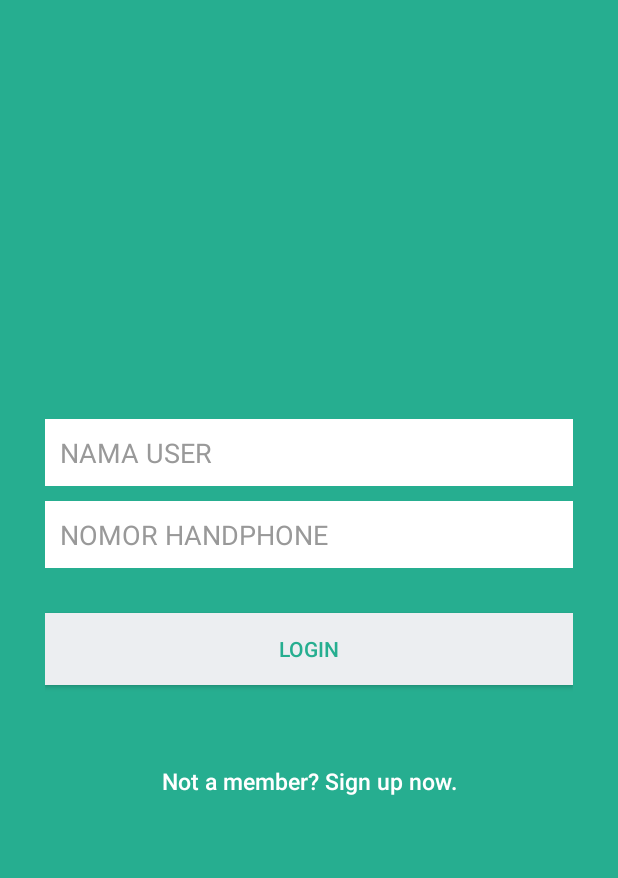
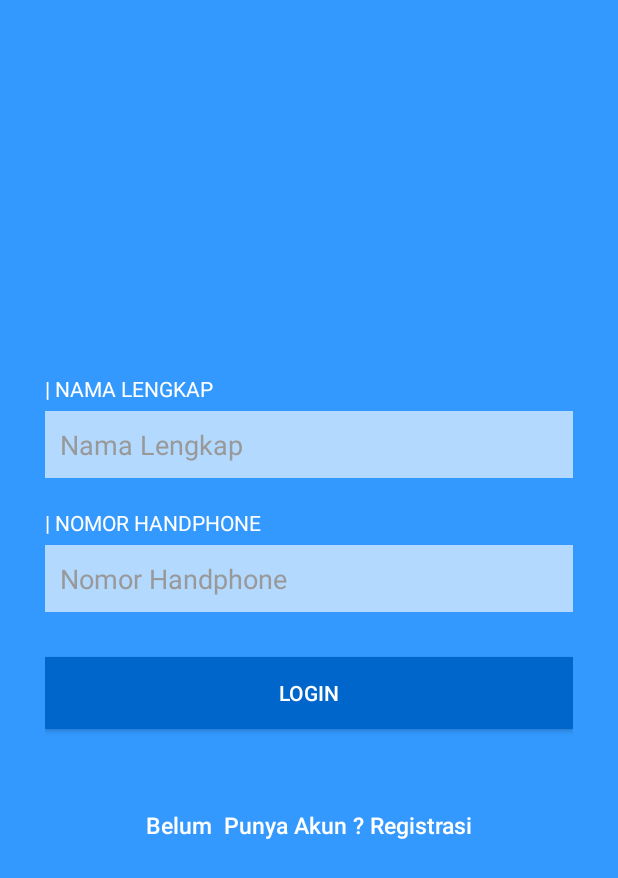
Before and after one commit to Syiham11/BENGAWANEWS, an Android app: the screen it shows after launch (LoginActivity), on a phone screen of 412 x 824 dp. Shown: the top 878 px of the screen. Run offline under Robolectric (Android 15) with nearby library versions, the phone set to English and light mode, and no system bars; our stand-ins replace Volley.

Commit message:
Sudah jadi

```diff
--- a/app/src/main/AndroidManifest.xml
+++ b/app/src/main/AndroidManifest.xml
@@ -12,7 +12,7 @@
         android:name=".application.Controller"
         android:allowBackup="true"
         android:icon="@mipmap/ic_launcher"
-        android:label="@string/app_name"
+        android:label="BENGAWAN EWS"
         android:roundIcon="@mipmap/ic_launcher_round"
         android:supportsRtl="true"
         android:theme="@style/AppTheme">
--- a/app/src/main/java/com/apn404/ews/bengawanews/fragment/FragmentAkun.java
+++ b/app/src/main/java/com/apn404/ews/bengawanews/fragment/FragmentAkun.java
@@ -41,7 +41,7 @@ public class FragmentAkun extends Fragment {
         nama_user = user.get(SessionManager.KEY_NAMA_USER);
 
         TextView status = (TextView) view.findViewById(R.id.status);
-        status.setText(Html.fromHtml("Welcome,<b>" + nama_user + "</b>  "));
+        status.setText(Html.fromHtml("Haloo.. <b>" + nama_user + "</b>  "));
 
         logout = (Button) view.findViewById(R.id.logout);
 
--- a/app/src/main/java/com/apn404/ews/bengawanews/fragment/FragmentHome.java
+++ b/app/src/main/java/com/apn404/ews/bengawanews/fragment/FragmentHome.java
@@ -8,6 +8,7 @@ import android.view.LayoutInflater;
 import android.view.View;
 import android.view.ViewGroup;
 import android.widget.ListView;
+import android.widget.Toast;
 
 import com.android.volley.Response;
 import com.android.volley.VolleyError;
@@ -26,6 +27,8 @@ import com.apn404.ews.bengawanews.utils.Server;
 
 import java.util.ArrayList;
 import java.util.List;
+
+import static android.content.ContentValues.TAG;
 
 /**
  * A simple {@link Fragment} subclass.
@@ -131,7 +134,7 @@ public class FragmentHome extends Fragment implements SwipeRefreshLayout.OnRefre
             @Override
             public void onErrorResponse(VolleyError error) {
                 VolleyLog.d(TAG, "Error: " + error.getMessage());
-                swipe.setRefreshing(false);
+                Toast.makeText(getActivity(),"Koneksi Terputus",Toast.LENGTH_LONG).show();
             }
         });
 
--- a/app/src/main/java/com/apn404/ews/bengawanews/fragment/FragmentMaps.java
+++ b/app/src/main/java/com/apn404/ews/bengawanews/fragment/FragmentMaps.java
@@ -111,7 +111,7 @@ public class FragmentMaps extends Fragment implements OnMapReadyCallback {
                         mMap.addMarker(new MarkerOptions()
                                 .position(latLng[i])
                                 .title(nama_lokasi[i])
-                                .snippet(ketinggian_air[i]+"CM")
+                                .snippet(ketinggian_air[i]+" Meter")
                                 .icon(BitmapDescriptorFactory.fromResource(R.drawable.atm)));
                     } catch (JSONException je) {
                         je.printStackTrace();
@@ -125,7 +125,7 @@ public class FragmentMaps extends Fragment implements OnMapReadyCallback {
             @Override
             public void onErrorResponse(VolleyError error) {
                 VolleyLog.d(TAG, "Error: " + error.getMessage());
-                Toast.makeText(getActivity(),"Failed To Load",Toast.LENGTH_LONG).show();
+                Toast.makeText(getActivity(),"Koneksi Terputus",Toast.LENGTH_LONG).show();
             }
         });
         //Volley.newRequestQueue(this).add(request);
--- a/app/src/main/res/layout/activity_login.xml
+++ b/app/src/main/res/layout/activity_login.xml
@@ -2,10 +2,12 @@
 <LinearLayout xmlns:android="http://schemas.android.com/apk/res/android"
     android:layout_width="fill_parent"
     android:layout_height="fill_parent"
-    android:background="@color/bg_login"
+    android:background="#3399ff"
     android:gravity="center"
     android:orientation="vertical"
     android:padding="10dp" >
+
+
 
     <LinearLayout
         android:layout_width="fill_parent"
@@ -14,27 +16,44 @@
         android:orientation="vertical"
         android:paddingLeft="20dp"
         android:paddingRight="20dp" >
+        <TextView
+            android:id="@+id/textView"
+            android:layout_width="match_parent"
+            android:layout_height="wrap_content"
+            android:textAllCaps="true"
+            android:textColor="@color/white"
+            android:layout_marginBottom="5dp"
+            android:text="| Nama Lengkap" />
 
         <EditText
             android:id="@+id/nama_user"
             android:layout_width="fill_parent"
             android:layout_height="wrap_content"
             android:layout_marginBottom="10dp"
-            android:background="@color/white"
-            android:hint="@string/nama_user"
+            android:background="#b3d9ff"
+            android:hint="Nama Lengkap"
             android:padding="10dp"
-            android:textColor="@color/input_login"
+            android:textColor="@color/white"
             android:textColorHint="@color/input_login_hint" />
+        <TextView
+            android:id="@+id/textView2"
+            android:paddingTop="10dp"
+            android:layout_width="match_parent"
+            android:layout_height="wrap_content"
+            android:textAllCaps="true"
+            android:layout_marginBottom="5dp"
+            android:textColor="@color/white"
+            android:text="| Nomor Handphone" />
         <EditText
             android:id="@+id/no_hp"
             android:layout_width="fill_parent"
             android:layout_height="wrap_content"
             android:layout_marginBottom="10dp"
-            android:background="@color/white"
-            android:hint="@string/nomor_handphone"
+            android:background="#b3d9ff"
+            android:hint="Nomor Handphone"
             android:inputType="textEmailAddress"
             android:padding="10dp"
-            android:textColor="@color/input_login"
+            android:textColor="@color/white"
             android:textColorHint="@color/input_login_hint" />
 
         <!-- Login Button -->
@@ -44,9 +63,9 @@
             android:layout_width="fill_parent"
             android:layout_height="wrap_content"
             android:layout_marginTop="20dip"
-            android:background="@color/btn_login_bg"
+            android:background="#0066cc"
             android:text="@string/btn_login"
-            android:textColor="@color/btn_login" />
+            android:textColor="@color/white" />
 
         <!-- Link to Login Screen -->
 
@@ -56,7 +75,7 @@
             android:layout_height="wrap_content"
             android:layout_marginTop="40dip"
             android:background="@null"
-            android:text="@string/btn_link_to_register"
+            android:text="Belum  Punya Akun ? Registrasi"
             android:textAllCaps="false"
             android:textColor="@color/white"
             android:textSize="15sp" />
--- a/app/src/main/res/layout/fragment_home.xml
+++ b/app/src/main/res/layout/fragment_home.xml
@@ -2,6 +2,7 @@
     xmlns:tools="http://schemas.android.com/tools"
     android:layout_width="match_parent"
     android:layout_height="match_parent"
+    android:layout_margin="2dp"
     tools:context="com.apn404.ews.bengawanews.fragment.FragmentHome">
 
     <android.support.v4.widget.SwipeRefreshLayout
@@ -12,7 +13,8 @@
         <ListView
             android:id="@+id/list"
             android:divider="@color/list_divider"
-            android:dividerHeight="2dp"
+            android:dividerHeight="4dp"
+            android:layout_margin="4dp"
             android:listSelector="@drawable/list_row_selector"
             android:layout_width="match_parent"
             android:layout_height="wrap_content"/>
--- a/app/src/main/res/values/strings.xml
+++ b/app/src/main/res/values/strings.xml
@@ -1,5 +1,5 @@
 <resources>
-    <string name="app_name">Bengawanews</string>
+    <string name="app_name">BEBGAWAN EWS</string>
     <string name="akun">Akun</string>
     <string name="history">History</string>
     <string name="home">Home</string>
@@ -24,5 +24,5 @@
     <string name="nama_user">NAMA USER</string>
     <string name="nomor_handphone">NOMOR HANDPHONE</string>
     <string name="nomor_handphone_aktif">Nomor Handphone Aktif</string>
-    <string name="nama_lengkap">Nama lengkap</string>
+    <string name="nama_lengkap">Nama Lengkap</string>
 </resources>
```
Also changed, not shown: app/src/main/java/com/apn404/ews/bengawanews/LoginActivity.java (+5 -3 lines), app/src/main/java/com/apn404/ews/bengawanews/fragment/FragmentHistory.java (+15 -7 lines), app/src/main/java/com/apn404/ews/bengawanews/service/MyFirebaseMessagingService.java (+12 -1 lines), app/src/main/res/layout/activity_register.xml (+26 -26 lines), app/src/main/res/layout/fragment_akun.xml (+17 -9 lines), app/src/main/res/layout/list_home_row.xml (+15 -2 lines), app/src/main/res/values/colors.xml (+5 -5 lines).
